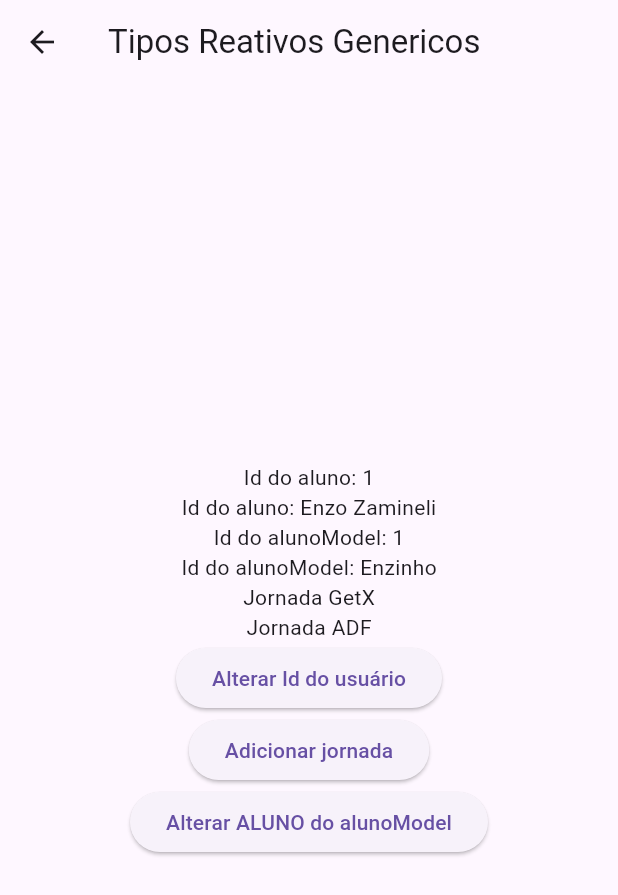
After one commit to enzozami/flutter-getx-state-manager-study, a Flutter app: the TiposReativosGenericosPage screen opened by its route, on a phone screen of 412 x 824 dp. The commit adds this screen. Shown: the top 895 px of the screen. Run offline on Flutter 3.47's test engine with Material 3 defaults, Android fonts, the phone set to English and light mode, and no system bars; our stand-ins replace get.

Commit message:
feat(tipos_reativos_genericos): Rx<tipo_generico> - ele é utilizado dessa forma para quando temos tipos criados exemplo alunoModel, dessa forma eu consigo alterar os valores do model usando Rx<alunoModel> por exemplo

```diff
--- a/lib/home_page.dart
+++ b/lib/home_page.dart
@@ -20,6 +20,10 @@ class HomePage extends StatelessWidget {
               onPressed: () => Get.toNamed('/tiposReativos'),
               child: Text('Tipos Reativos'),
             ),
+            TextButton(
+              onPressed: () => Get.toNamed('/tiposReativosGenericos'),
+              child: Text('Tipos Reativos Genericos'),
+            ),
           ],
         ),
       ),
--- a/lib/main.dart
+++ b/lib/main.dart
@@ -2,6 +2,7 @@ import 'package:flutter/material.dart';
 import 'package:get/route_manager.dart';
 import 'package:get_state_manager/basico/reatividade_page.dart';
 import 'package:get_state_manager/home_page.dart';
+import 'package:get_state_manager/tipos/tipos_reativos_genericos_page.dart';
 import 'package:get_state_manager/tipos/tipos_reativos_page.dart';
 
 void main() {
@@ -17,6 +18,7 @@ class MyApp extends StatelessWidget {
         GetPage(name: '/', page: () => HomePage()),
         GetPage(name: '/basico', page: () => ReatividadePage()),
         GetPage(name: '/tiposReativos', page: () => TiposReativosPage()),
+        GetPage(name: '/tiposReativosGenericos', page: () => TiposReativosGenericosPage()),
       ],
     );
   }
--- /dev/null
+++ b/lib/tipos/model/aluno.dart
@@ -0,0 +1,13 @@
+class Aluno {
+  int id;
+  String nome;
+  String email;
+  String curso;
+
+  Aluno({
+    required this.id,
+    required this.nome,
+    required this.email,
+    required this.curso,
+  });
+}
--- /dev/null
+++ b/lib/tipos/tipos_reativos_genericos_page.dart
@@ -0,0 +1,92 @@
+import 'package:flutter/material.dart';
+import 'package:get/state_manager.dart';
+import 'package:get_state_manager/tipos/model/aluno.dart';
+
+class TiposReativosGenericosPage extends StatelessWidget {
+  final nome = Rx<String>('Enzo Zamineli');
+  final isAluno = Rx<bool>(true);
+  final qtdCursos = Rx<int>(2);
+  final valorCurso = Rx<double>(12.3);
+  final jornadas = Rx<List<String>>([
+    'Jornada GetX',
+    'Jornada ADF',
+  ]);
+  final aluno = Rx<Map<String, dynamic>>({
+    'id': 1,
+    'nome': 'Enzo Zamineli',
+  });
+
+  final alunoModel = Rx<Aluno>(Aluno(
+    id: 1,
+    nome: 'Enzinho',
+    email: 'enzinzamineli@gmail.br',
+    curso: 'jornada getx',
+  ));
+
+  TiposReativosGenericosPage({super.key});
+
+  @override
+  Widget build(BuildContext context) {
+    return Scaffold(
+      appBar: AppBar(
+        title: const Text('Tipos Reativos Genericos'),
+      ),
+      body: Center(
+          child: Column(
+        mainAxisAlignment: MainAxisAlignment.center,
+        children: [
+          Obx(() {
+            debugPrint('Montando Id do aluno');
+            return Text('Id do aluno: ${aluno.value['id']}');
+          }),
+          Obx(() {
+            debugPrint('Montando nome do aluno');
+            return Text('Id do aluno: ${aluno.value['nome']}');
+          }),
+          Obx(() {
+            debugPrint('Montando Id do alunoModel');
+            return Text('Id do alunoModel: ${alunoModel.value.id}');
+          }),
+          Obx(() {
+            debugPrint('Montando nome do alunoModel');
+            return Text('Id do alunoModel: ${alunoModel.value.nome}');
+          }),
+          Obx(() {
+            return Column(
+              children: jornadas.value.map(Text.new).toList(),
+            );
+          }),
+          ElevatedButton(
+            onPressed: () {
+              aluno.value['id'] = 10;
+              aluno.refresh();
+            },
+            child: Text(
+              'Alterar Id do usuário',
+            ),
+          ),
+          ElevatedButton(
+            onPressed: () {
+              // add - adiciona item
+              // jornadas.add('Dart & Flutter');
+              // assign deleta o que tem e sobrescreve o que está aí (Dart & Flutter) nesse caso
+              jornadas.value.assign('Dart & Flutter');
+              jornadas.refresh();
+            },
+            child: Text('Adicionar jornada'),
+          ),
+          ElevatedButton(
+            onPressed: () {
+              alunoModel.value =
+                  Aluno(id: 7, nome: 'Enz', email: 'enzin', curso: 'Jornada GetX PLUS');
+              alunoModel.refresh();
+            },
+            child: Text(
+              'Alterar ALUNO do alunoModel',
+            ),
+          ),
+        ],
+      )),
+    );
+  }
+}
```
